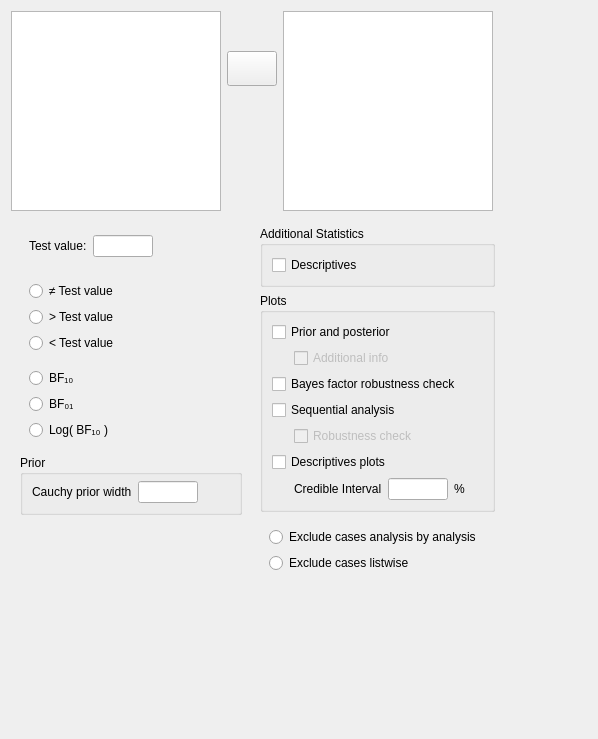
This is JASP-Desktop/analysisforms/ttestbayesianonesampleform.ui in jasp-stats/jasp-desktop as Qt 5 draws it before an edit. The edited form follows.
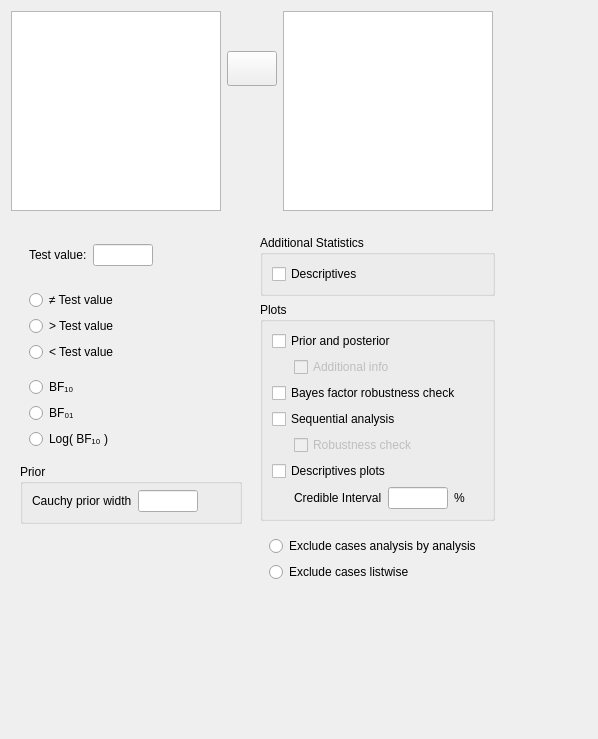
This is the edited form. Custom widgets are drawn as their Qt base class.

```diff
--- a/JASP-Desktop/analysisforms/ttestbayesianonesampleform.ui
+++ b/JASP-Desktop/analysisforms/ttestbayesianonesampleform.ui
@@ -184,9 +184,6 @@
       <property name="leftMargin">
        <number>0</number>
       </property>
-      <property name="topMargin">
-       <number>0</number>
-      </property>
       <property name="rightMargin">
        <number>0</number>
       </property>
```
